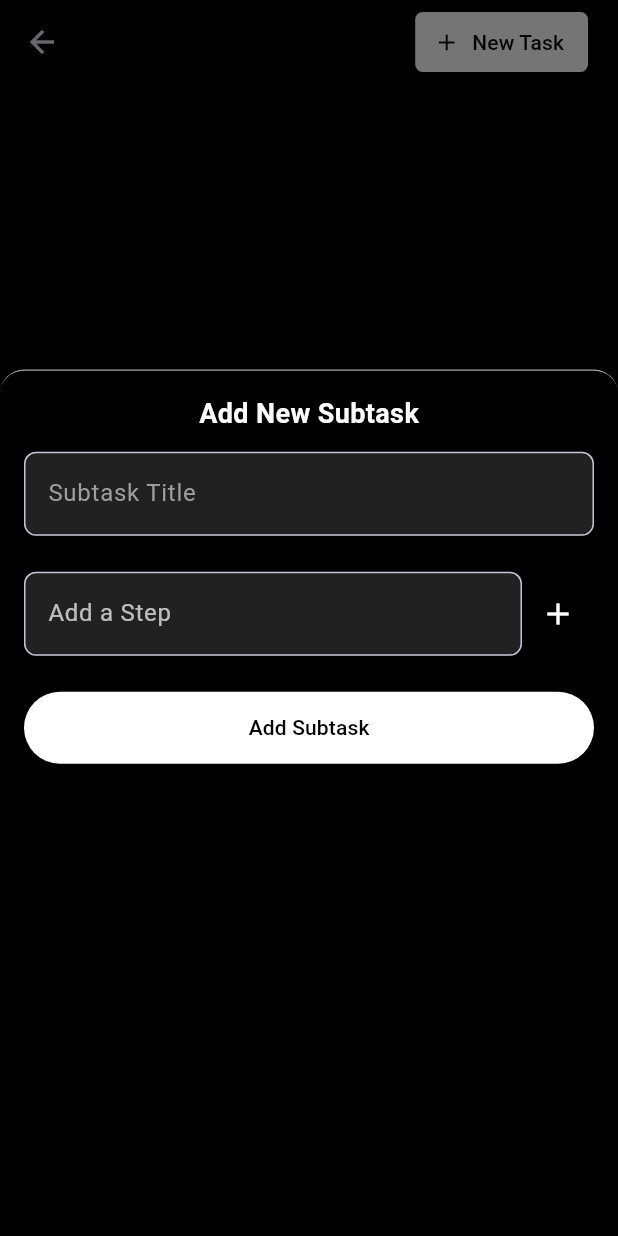
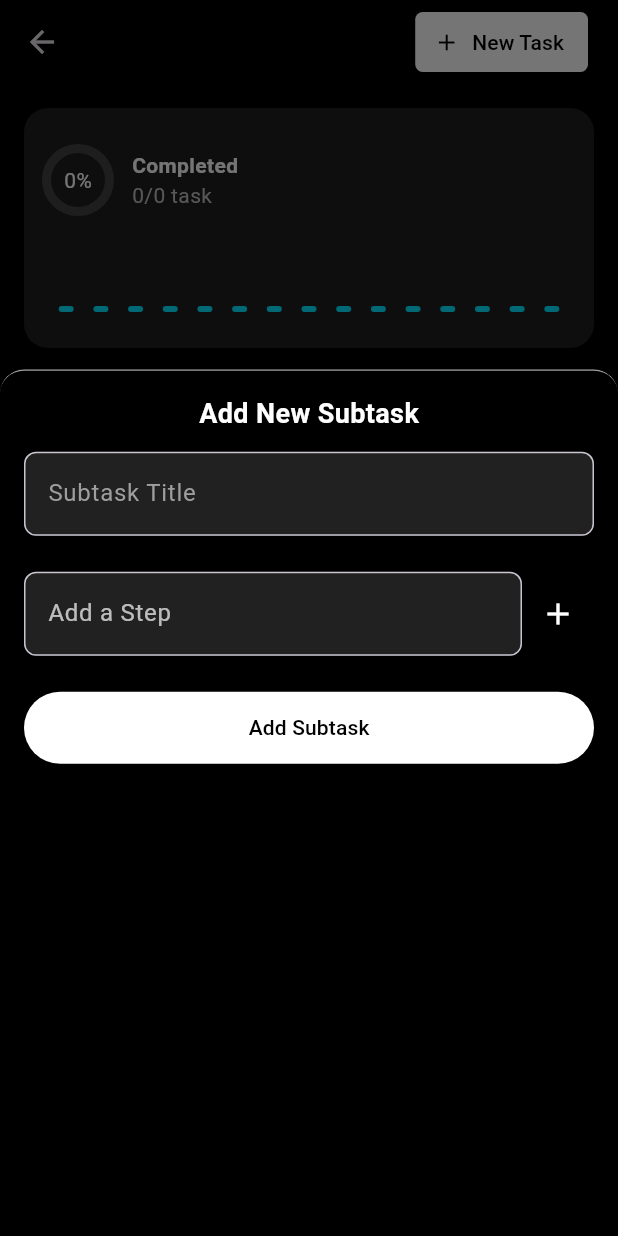
Before and after one commit to AnandhuA/TaskFlow-, a Flutter app: the ViewTaskScreen screen opened directly with empty values, after a tap on "New Task", on a phone screen of 412 x 824 dp. Run offline on Flutter 3.47's test engine with Material 3 defaults, Android fonts, the phone set to English and light mode, and no system bars; drawn by our look-alikes of percent_indicator; our stand-ins replace flutter_bloc, google_nav_bar, hive_flutter, lottie; accounts and stored records are empty.

Commit message:
add progress

```diff
--- a/lib/screens/my_task_screen.dart
+++ b/lib/screens/my_task_screen.dart
@@ -15,13 +15,20 @@ class MyTaskScreen extends StatelessWidget {
         task.subtasks.every((subtask) => subtask.completed);
   }
 
-  String _completedStatusText(TaskPlan task) {
+  String _completedStatusText(TaskPlan task, double progress) {
     final total = task.subtasks.length;
     final completed = task.subtasks.where((s) => s.completed).length;
 
     return total == 0
         ? "No subtasks"
-        : "$completed of $total subtasks completed";
+        : "$completed of $total subtasks completed    ${(progress * 100).toInt()}%";
+  }
+
+  double _calculateProgress(TaskPlan task) {
+    final total = task.subtasks.length;
+    if (total == 0) return 0;
+    final completed = task.subtasks.where((s) => s.completed).length;
+    return completed / total;
   }
 
   @override
@@ -78,6 +85,7 @@ class MyTaskScreen extends StatelessWidget {
             itemCount: tasks.length,
             itemBuilder: (context, index) {
               final task = tasks[index];
+              final progress = _calculateProgress(task);
               return Card(
                 color: Colors.grey[850],
                 margin: const EdgeInsets.all(10),
@@ -96,9 +104,24 @@ class MyTaskScreen extends StatelessWidget {
                     crossAxisAlignment: CrossAxisAlignment.start,
                     children: [
                       Text(
-                        _completedStatusText(task),
-                        style: const TextStyle(color: Colors.grey),
+                        _completedStatusText(task, progress),
+                        style: const TextStyle(
+                          color: Colors.grey,
+                          fontSize: 12,
+                        ),
                       ),
+                      SizedBox(height: 5),
+                      LinearProgressIndicator(
+                        value: progress,
+
+                        minHeight: 3,
+                        borderRadius: BorderRadius.circular(10),
+                        backgroundColor: Colors.grey[700],
+                        valueColor: AlwaysStoppedAnimation<Color>(
+                          Colors.green.shade500,
+                        ),
+                      ),
+                      SizedBox(height: 5),
                       Text(
                         "Saved on: ${formatDate(task.createdAt ?? DateTime.now())}",
                         style: const TextStyle(
--- a/lib/screens/view_task_screen.dart
+++ b/lib/screens/view_task_screen.dart
@@ -4,6 +4,7 @@ import 'package:flutter/material.dart';
 import 'package:task_flow/data/hive_repo.dart';
 import 'package:task_flow/models/task_model.dart';
 import 'package:task_flow/widgets/add_sub_task_bottom_sheet.dart';
+import 'package:task_flow/widgets/task_progress_card.dart';
 
 class ViewTaskScreen extends StatefulWidget {
   final TaskPlan task;
@@ -17,6 +18,9 @@ class ViewTaskScreen extends StatefulWidget {
 class _ViewTaskScreenState extends State<ViewTaskScreen> {
   late List<SubTask> subtasks;
   late List<bool> _expandedStates;
+  late int pendingCount;
+  late int completedCount;
+  late int total;
 
   @override
   void initState() {
@@ -33,6 +37,13 @@ class _ViewTaskScreenState extends State<ViewTaskScreen> {
         .toList();
     _sortSubtasks();
     _expandedStates = List.generate(subtasks.length, (_) => false);
+    _findCount();
+  }
+
+  void _findCount() {
+    completedCount = subtasks.where((t) => t.completed).length;
+    pendingCount = subtasks.where((t) => !t.completed).length;
+    total = subtasks.length;
   }
 
   void _sortSubtasks() {
@@ -80,6 +91,7 @@ class _ViewTaskScreenState extends State<ViewTaskScreen> {
                     setState(() {
                       subtasks.insert(0, subtask);
                       _expandedStates.insert(0, false);
+                      _findCount();
                     });
                     _updateTaskInHive();
                   },
@@ -101,6 +113,11 @@ class _ViewTaskScreenState extends State<ViewTaskScreen> {
       ),
       body: Padding(
         padding: const EdgeInsets.all(16.0),
+        child: Column(
+          children: [
+            TaskProgressCard(completed: completedCount, total: total),
+            SizedBox(height: 15),
+            Expanded(
               child: ReorderableListView.builder(
                 itemCount: subtasks.length,
                 onReorder: _onReorder,
@@ -109,6 +126,9 @@ class _ViewTaskScreenState extends State<ViewTaskScreen> {
                   final sub = subtasks[index];
                   return card(sub: sub, index: index);
                 },
+              ),
+            ),
+          ],
         ),
       ),
     );
@@ -123,6 +143,7 @@ class _ViewTaskScreenState extends State<ViewTaskScreen> {
         onTap: () async {
           setState(() {
             sub.completed = !sub.completed;
+            _findCount();
           });
           await _updateTaskInHive();
         },
@@ -137,6 +158,7 @@ class _ViewTaskScreenState extends State<ViewTaskScreen> {
                     onChanged: (val) async {
                       setState(() {
                         sub.completed = val ?? false;
+                        _findCount();
                       });
                       await _updateTaskInHive();
                     },
@@ -259,6 +281,7 @@ class _ViewTaskScreenState extends State<ViewTaskScreen> {
               setState(() {
                 subtasks.removeAt(index);
                 _expandedStates.removeAt(index);
+                _findCount();
               });
               await _updateTaskInHive();
               Navigator.pop(context);
--- /dev/null
+++ b/lib/widgets/task_progress_card.dart
@@ -0,0 +1,92 @@
+import 'package:flutter/material.dart';
+import 'package:percent_indicator/circular_percent_indicator.dart';
+
+class TaskProgressCard extends StatelessWidget {
+  final int completed;
+  final int total;
+
+  const TaskProgressCard({
+    super.key,
+    required this.completed,
+    required this.total,
+  });
+
+  @override
+  Widget build(BuildContext context) {
+    final percent = total == 0 ? 0.0 : completed / total;
+    double progress = total == 0 ? 0 : completed / total;
+    final maxHeight = 30.0; // max height for 100% progress
+    final barHeights = List.generate(15, (index) {
+      // Give each bar a base variation + scale by progress
+      final base = [10, 14, 22, 18, 26, 20, 14, 12, 18, 22, 16, 10, 13, 14, 16];
+      return (base[index] * progress).clamp(4.0, maxHeight);
+    });
+
+    return Container(
+      height: 160,
+      padding: const EdgeInsets.all(12),
+      decoration: BoxDecoration(
+        color: const Color(0xFF1E1E1E),
+        borderRadius: BorderRadius.circular(16),
+      ),
+      child: Column(
+        mainAxisAlignment: MainAxisAlignment.spaceAround,
+        children: [
+          Row(
+            children: [
+              CircularPercentIndicator(
+                radius: 24.0,
+                lineWidth: 6.0,
+                percent: percent.clamp(0.0, 1.0),
+                center: Text(
+                  "${(percent * 100).round()}%",
+                  style: const TextStyle(color: Colors.white),
+                ),
+                progressColor: Colors.pinkAccent,
+                backgroundColor: Colors.grey[800]!,
+              ),
+              const SizedBox(width: 12),
+              Column(
+                crossAxisAlignment: CrossAxisAlignment.start,
+                children: [
+                  const Text(
+                    "Completed",
+                    style: TextStyle(
+                      color: Colors.white,
+                      fontWeight: FontWeight.bold,
+                    ),
+                  ),
+                  Text(
+                    "$completed/$total task",
+                    style: TextStyle(color: Colors.grey[400]),
+                  ),
+                ],
+              ),
+            ],
+          ),
+          const SizedBox(height: 12),
+          Row(
+            mainAxisAlignment: MainAxisAlignment.spaceEvenly,
+            children: List.generate(15, (index) {
+              return TweenAnimationBuilder<double>(
+                duration: Duration(milliseconds: 400),
+                tween: Tween<double>(begin: 0, end: barHeights[index]),
+                builder: (context, value, child) {
+                  return Container(
+                    width: 10,
+                    height: value,
+                    margin: const EdgeInsets.symmetric(horizontal: 2),
+                    decoration: BoxDecoration(
+                      color: Colors.cyanAccent.shade400,
+                      borderRadius: BorderRadius.circular(5),
+                    ),
+                  );
+                },
+              );
+            }),
+          ),
+        ],
+      ),
+    );
+  }
+}
--- a/pubspec.yaml
+++ b/pubspec.yaml
@@ -3,7 +3,7 @@ description: "A new Flutter project."
 
 publish_to: 'none'
 
-version: 1.0.1+1
+version: 1.0.2
 
 environment:
   sdk: ^3.8.1
@@ -21,6 +21,7 @@ dependencies:
   google_nav_bar: ^5.0.7
   uuid: ^4.5.1
   intl: ^0.20.2
+  percent_indicator: ^4.2.5
 
 
 dev_dependencies:
```
Also changed, not shown: pubspec.lock. Lines whose indentation alone changed are shown as unchanged.
